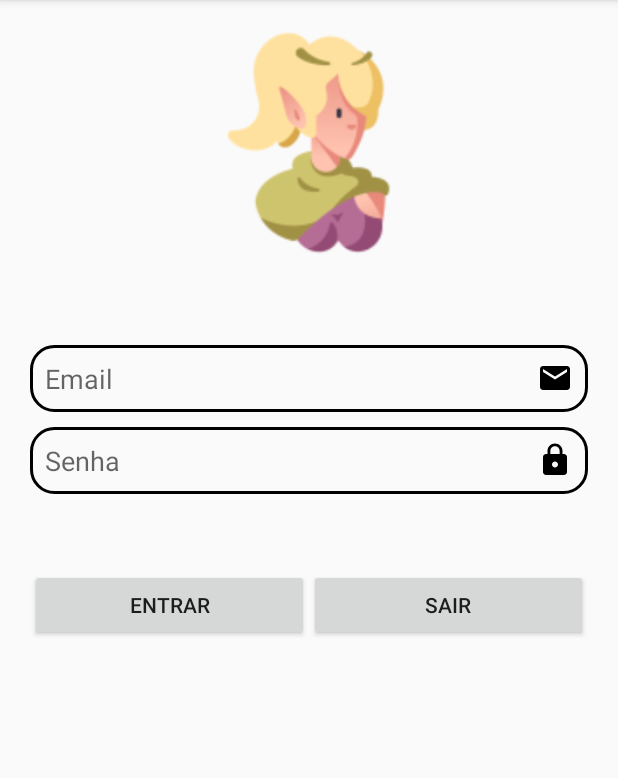
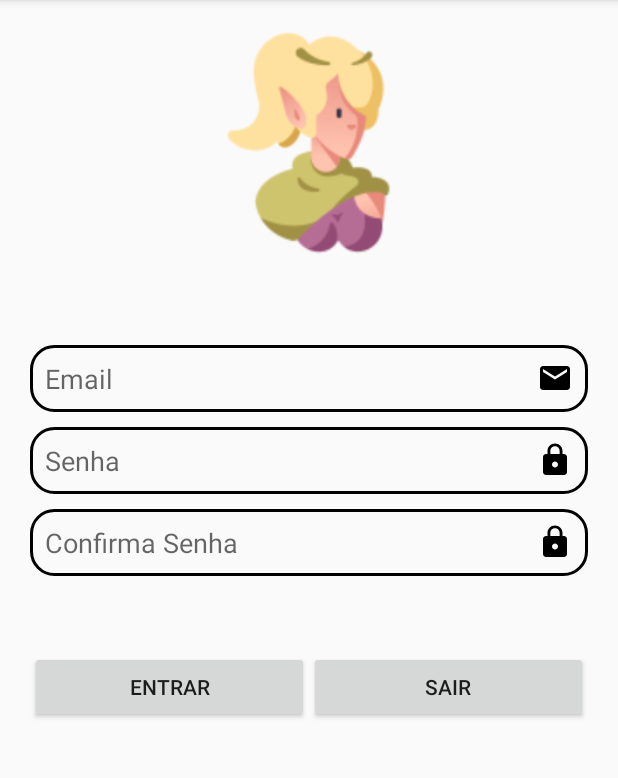
Before and after one commit to lordgriffon/AppSistema, an Android app: the screen it shows after launch (Login_Activity), on a phone screen of 412 x 824 dp, the part 84-862 px from its top. Run offline under Robolectric (Android 15) with nearby library versions, the phone set to English and light mode, and no system bars.

Commit message:
confirmar senha

```diff
--- a/app/src/main/res/layout/login_layout.xml
+++ b/app/src/main/res/layout/login_layout.xml
@@ -14,10 +14,10 @@
         android:orientation="vertical">
 
         <ImageView
-            android:layout_marginBottom="50dp"
             android:layout_width="150dp"
             android:layout_height="150dp"
             android:layout_gravity="center_horizontal"
+            android:layout_marginBottom="50dp"
             android:src="@drawable/elfo" />
 
 
@@ -44,6 +44,17 @@
             android:maxLength="16"
             android:padding="10dp" />
 
+        <EditText
+            android:layout_width="match_parent"
+            android:layout_height="wrap_content"
+            android:layout_marginTop="10dp"
+            android:background="@drawable/borda"
+            android:drawableRight="@drawable/ic_lock"
+            android:hint="Confirma Senha"
+            android:inputType="textPassword"
+            android:maxLength="16"
+            android:padding="10dp" />
+
         <LinearLayout
             android:layout_width="match_parent"
             android:layout_height="wrap_content"
```
